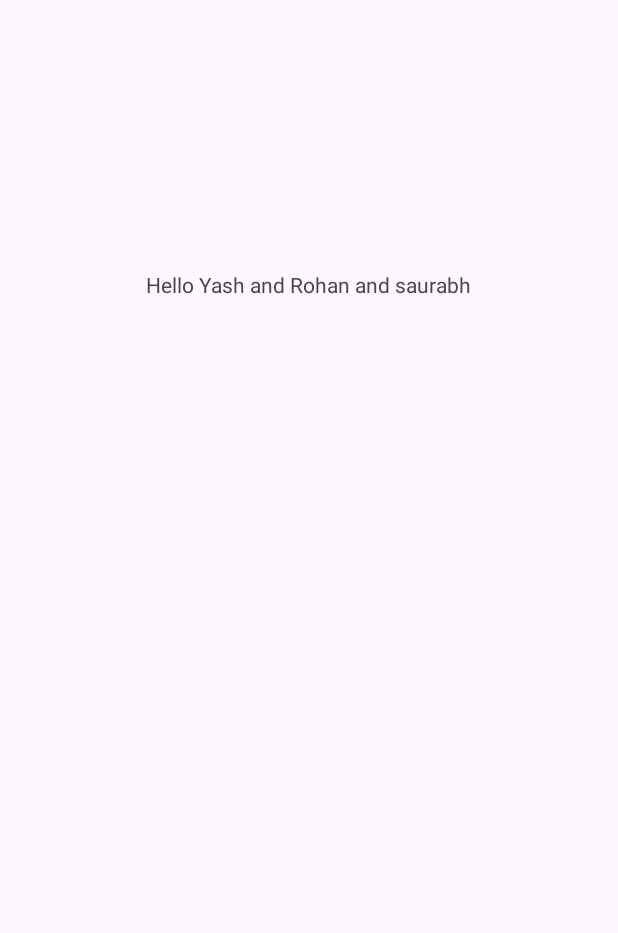
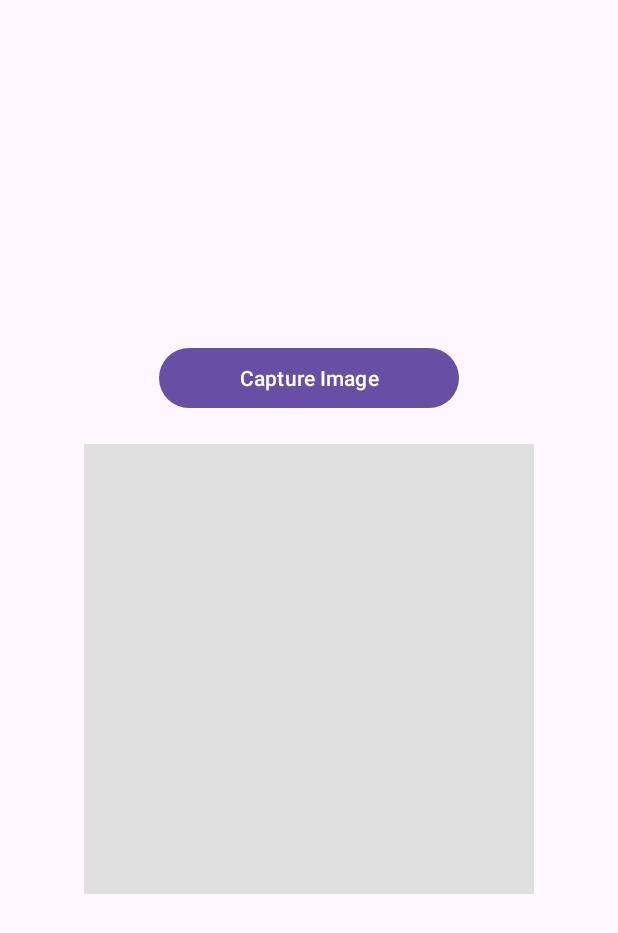
Before and after one commit to saurabh-gawade-29/MyFirstApplication, an Android app: the screen it shows after launch (MainActivity), on a phone screen of 412 x 824 dp. Before the commit the part shown is almost empty. Shown: the top 933 px of the screen. Run offline under Robolectric (Android 15) with nearby library versions, the phone set to English and light mode, and no system bars.

Commit message:
Camera Code Added

```diff
--- a/app/src/main/AndroidManifest.xml
+++ b/app/src/main/AndroidManifest.xml
@@ -2,6 +2,12 @@
 <manifest xmlns:android="http://schemas.android.com/apk/res/android"
     xmlns:tools="http://schemas.android.com/tools">
 
+    <uses-feature
+        android:name="android.hardware.camera"
+        android:required="false" />
+
+    <uses-permission android:name="android.permission.CAMERA"/>
+    <uses-permission android:name="android.permission.WRITE_EXTERNAL_STORAGE"/>
     <application
         android:allowBackup="true"
         android:dataExtractionRules="@xml/data_extraction_rules"
--- a/app/src/main/java/com/example/myfirstapplication/MainActivity.java
+++ b/app/src/main/java/com/example/myfirstapplication/MainActivity.java
@@ -1,24 +1,77 @@
 package com.example.myfirstapplication;
 
+import androidx.appcompat.app.AppCompatActivity;
+import androidx.core.app.ActivityCompat;
+import androidx.core.content.ContextCompat;
+
+import android.Manifest;
+import android.content.Intent;
+import android.content.pm.PackageManager;
+import android.graphics.Bitmap;
 import android.os.Bundle;
-
-import androidx.activity.EdgeToEdge;
-import androidx.appcompat.app.AppCompatActivity;
-import androidx.core.graphics.Insets;
-import androidx.core.view.ViewCompat;
-import androidx.core.view.WindowInsetsCompat;
+import android.provider.MediaStore;
+import android.view.View;
+import android.widget.Button;
+import android.widget.ImageView;
+import android.widget.Toast;
 
 public class MainActivity extends AppCompatActivity {
+
+    private static final int CAMERA_REQUEST_CODE = 100;
+    private static final int CAMERA_PERMISSION_CODE = 101;
+
+    Button btnCapture;
+    ImageView imgPhoto;
 
     @Override
     protected void onCreate(Bundle savedInstanceState) {
         super.onCreate(savedInstanceState);
-        EdgeToEdge.enable(this);
         setContentView(R.layout.activity_main);
-        ViewCompat.setOnApplyWindowInsetsListener(findViewById(R.id.main), (v, insets) -> {
-            Insets systemBars = insets.getInsets(WindowInsetsCompat.Type.systemBars());
-            v.setPadding(systemBars.left, systemBars.top, systemBars.right, systemBars.bottom);
-            return insets;
+
+        btnCapture = findViewById(R.id.btnCapture);
+        imgPhoto = findViewById(R.id.imgPhoto);
+
+        btnCapture.setOnClickListener(new View.OnClickListener() {
+            @Override
+            public void onClick(View v) {
+                // Check Camera Permission
+                if (ContextCompat.checkSelfPermission(MainActivity.this,
+                        Manifest.permission.CAMERA) != PackageManager.PERMISSION_GRANTED) {
+                    ActivityCompat.requestPermissions(MainActivity.this,
+                            new String[]{Manifest.permission.CAMERA}, CAMERA_PERMISSION_CODE);
+                } else {
+                    openCamera();
+                }
+            }
         });
     }
+
+    private void openCamera() {
+        Intent cameraIntent = new Intent(MediaStore.ACTION_IMAGE_CAPTURE);
+        if (cameraIntent.resolveActivity(getPackageManager()) != null) {
+            startActivityForResult(cameraIntent, CAMERA_REQUEST_CODE);
+        }
+    }
+
+    @Override
+    public void onRequestPermissionsResult(int requestCode, String[] permissions, int[] grantResults) {
+        super.onRequestPermissionsResult(requestCode, permissions, grantResults);
+        if (requestCode == CAMERA_PERMISSION_CODE) {
+            if (grantResults.length > 0 && grantResults[0] == PackageManager.PERMISSION_GRANTED) {
+                openCamera();
+            } else {
+                Toast.makeText(this, "Camera permission required", Toast.LENGTH_SHORT).show();
+            }
+        }
+    }
+
+    @Override
+    protected void onActivityResult(int requestCode, int resultCode, Intent data) {
+        super.onActivityResult(requestCode, resultCode, data);
+
+        if (requestCode == CAMERA_REQUEST_CODE && resultCode == RESULT_OK) {
+            Bitmap photo = (Bitmap) data.getExtras().get("data");
+            imgPhoto.setImageBitmap(photo);
+        }
+    }
 }
--- a/app/src/main/res/layout/activity_main.xml
+++ b/app/src/main/res/layout/activity_main.xml
@@ -1,21 +1,23 @@
 <?xml version="1.0" encoding="utf-8"?>
-<androidx.constraintlayout.widget.ConstraintLayout xmlns:android="http://schemas.android.com/apk/res/android"
-    xmlns:app="http://schemas.android.com/apk/res-auto"
-    xmlns:tools="http://schemas.android.com/tools"
-    android:id="@+id/main"
+<LinearLayout
+    xmlns:android="http://schemas.android.com/apk/res/android"
     android:layout_width="match_parent"
     android:layout_height="match_parent"
-    tools:context=".MainActivity">
+    android:orientation="vertical"
+    android:gravity="center"
+    android:padding="20dp">
 
-    <TextView
-        android:layout_width="wrap_content"
+    <Button
+        android:id="@+id/btnCapture"
+        android:layout_width="200dp"
         android:layout_height="wrap_content"
-        android:text="Hello Yash and Rohan and saurabh"
-        app:layout_constraintBottom_toBottomOf="parent"
-        app:layout_constraintEnd_toEndOf="parent"
-        app:layout_constraintHorizontal_bias="0.497"
-        app:layout_constraintStart_toStartOf="parent"
-        app:layout_constraintTop_toTopOf="parent"
-        app:layout_constraintVertical_bias="0.224" />
+        android:text="Capture Image"/>
 
-</androidx.constraintlayout.widget.ConstraintLayout>
+    <ImageView
+        android:id="@+id/imgPhoto"
+        android:layout_width="300dp"
+        android:layout_height="300dp"
+        android:layout_marginTop="20dp"
+        android:scaleType="centerCrop"
+        android:background="#E0E0E0"/>
+</LinearLayout>
```
